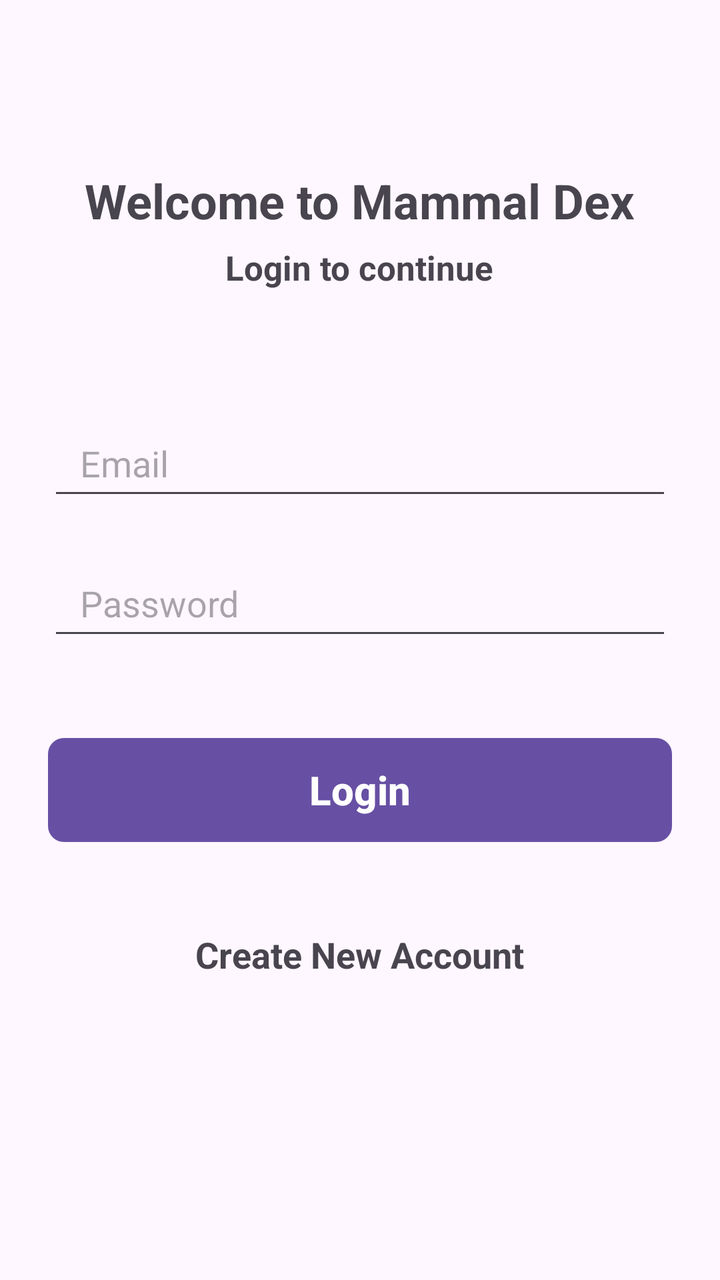
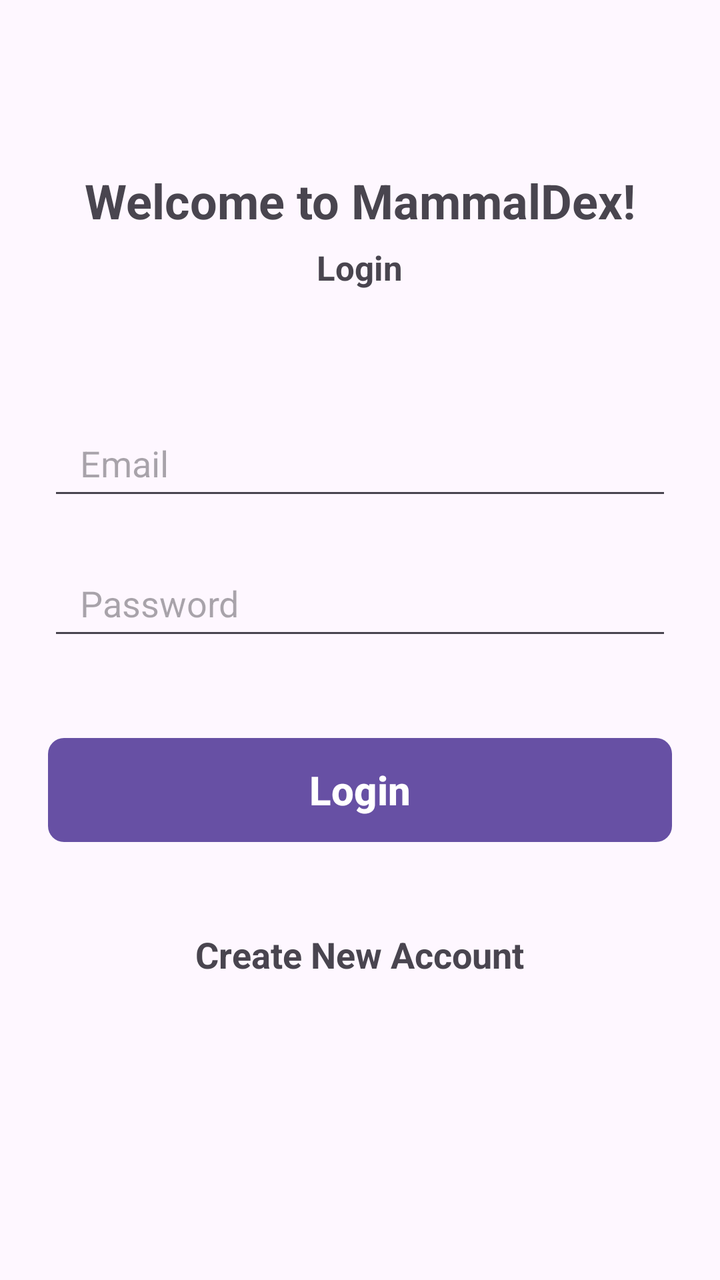

Screens rendered from an Android XML layout before and after an edit, with the pre-edit source and the edit as a unified diff.
<!-- AndroidManifest.xml: application theme Theme.MammalDex -->
<!-- res/layout/activity_login.xml -->
<?xml version="1.0" encoding="utf-8"?>
<ScrollView xmlns:android="http://schemas.android.com/apk/res/android"
    xmlns:app="http://schemas.android.com/apk/res-auto"
    xmlns:tools="http://schemas.android.com/tools"
    android:id="@+id/main"
    android:layout_width="match_parent"
    android:layout_height="match_parent"
    android:clipToPadding="false"
    android:overScrollMode="never"
    android:padding="24dp"
    android:scrollbars="none"
    android:animateLayoutChanges="true"
    tools:context=".view.LoginActivity">

    <LinearLayout
        android:layout_width="match_parent"
        android:layout_height="wrap_content"
        android:gravity="center_horizontal"
        android:orientation="vertical">

        <TextView
            android:layout_width="wrap_content"
            android:layout_height="wrap_content"
            android:layout_marginTop="60dp"
            android:text="Welcome to Mammal Dex"
            android:textSize="24sp"
            android:textStyle="bold"/>

        <TextView
            android:layout_width="wrap_content"
            android:layout_height="wrap_content"
            android:layout_marginTop="6dp"
            android:text="Login to continue"
            android:textSize="17sp"
            android:textStyle="bold"/>

        <EditText
            android:id="@+id/inputEmail"
            android:layout_width="match_parent"
            android:layout_height="50dp"
            android:layout_marginTop="60dp"
            android:hint="Email"
            android:imeOptions="actionNext"
            android:importantForAutofill="no"
            android:inputType="textEmailAddress"
            android:paddingStart="16dp"
            android:paddingEnd="16dp"
            android:textSize="18sp"/>

        <EditText
            android:id="@+id/inputPassword"
            android:layout_width="match_parent"
            android:layout_height="50dp"
            android:layout_marginTop="20dp"
            android:hint="Password"
            android:imeOptions="actionNext"
            android:importantForAutofill="no"
            android:inputType="textPassword"
            android:paddingStart="16dp"
            android:paddingEnd="16dp"
            android:textAlignment="gravity"
            android:textSize="18sp"/>

        <FrameLayout
            android:layout_width="match_parent"
            android:layout_height="wrap_content"
            android:layout_marginTop="20dp"
            android:animateLayoutChanges="true">

            <com.google.android.material.button.MaterialButton
                android:id="@+id/buttonSignIn"
                android:layout_width="match_parent"
                android:layout_height="60dp"
                android:layout_marginTop="20dp"
                android:text="Login"
                android:textColor="@color/white"
                android:textSize="20sp"
                android:textStyle="bold"
                app:cornerRadius="8sp"/>

            <ProgressBar
                android:id="@+id/progressBar"
                android:layout_width="25dp"
                android:layout_height="25dp"
                android:layout_gravity="center"
                android:visibility="invisible"/>

        </FrameLayout>

        <TextView
            android:id="@+id/textCreateNewAccount"
            android:layout_width="wrap_content"
            android:layout_height="wrap_content"
            android:layout_marginTop="40dp"
            android:text="Create New Account"
            android:textSize="18sp"
            android:textStyle="bold"/>




    </LinearLayout>

</ScrollView>
<!-- resources referenced by this layout -->
<resources>
  <color name="white">#FFFFFFFF</color>
  <style name="Theme.MammalDex" parent="Base.Theme.MammalDex" />
  <style name="Base.Theme.MammalDex" parent="Theme.Material3.DayNight.NoActionBar">
          
          
      </style>
</resources>

<!-- the commit's change to res/layout/activity_login.xml (unified diff, before → after) -->
@@ -22,7 +22,7 @@
             android:layout_width="wrap_content"
             android:layout_height="wrap_content"
             android:layout_marginTop="60dp"
-            android:text="Welcome to Mammal Dex"
+            android:text="@string/label_welcome"
             android:textSize="24sp"
             android:textStyle="bold"/>
 
@@ -30,7 +30,7 @@
             android:layout_width="wrap_content"
             android:layout_height="wrap_content"
             android:layout_marginTop="6dp"
-            android:text="Login to continue"
+            android:text="@string/label_login"
             android:textSize="17sp"
             android:textStyle="bold"/>
 
@@ -39,7 +39,7 @@
             android:layout_width="match_parent"
             android:layout_height="50dp"
             android:layout_marginTop="60dp"
-            android:hint="Email"
+            android:hint="@string/hint_email"
             android:imeOptions="actionNext"
             android:importantForAutofill="no"
             android:inputType="textEmailAddress"
@@ -52,7 +52,7 @@
             android:layout_width="match_parent"
             android:layout_height="50dp"
             android:layout_marginTop="20dp"
-            android:hint="Password"
+            android:hint="@string/hint_password"
             android:imeOptions="actionNext"
             android:importantForAutofill="no"
             android:inputType="textPassword"
@@ -68,14 +68,15 @@
             android:animateLayoutChanges="true">
 
             <com.google.android.material.button.MaterialButton
-                android:id="@+id/buttonSignIn"
+                android:id="@+id/buttonLogin"
                 android:layout_width="match_parent"
                 android:layout_height="60dp"
                 android:layout_marginTop="20dp"
-                android:text="Login"
+                android:text="@string/btn_login"
                 android:textColor="@color/white"
                 android:textSize="20sp"
                 android:textStyle="bold"
+                android:stateListAnimator="@animator/squish"
                 app:cornerRadius="8sp"/>
 
             <ProgressBar
@@ -92,9 +93,10 @@
             android:layout_width="wrap_content"
             android:layout_height="wrap_content"
             android:layout_marginTop="40dp"
-            android:text="Create New Account"
+            android:text="@string/create_account"
             android:textSize="18sp"
-            android:textStyle="bold"/>
+            android:textStyle="bold"
+            android:stateListAnimator="@animator/squish"/>
 
 
 
<!-- resource entries referenced after the edit -->
@@ -1,6 +1,12 @@
 <!-- resources referenced by this layout -->
 <resources>
   <color name="white">#FFFFFFFF</color>
+  <string name="btn_login">Login</string>
+  <string name="create_account">Create New Account</string>
+  <string name="hint_email">Email</string>
+  <string name="hint_password">Password</string>
+  <string name="label_login">Login</string>
+  <string name="label_welcome">Welcome to MammalDex!</string>
   <style name="Theme.MammalDex" parent="Base.Theme.MammalDex" />
   <style name="Base.Theme.MammalDex" parent="Theme.Material3.DayNight.NoActionBar">
           
